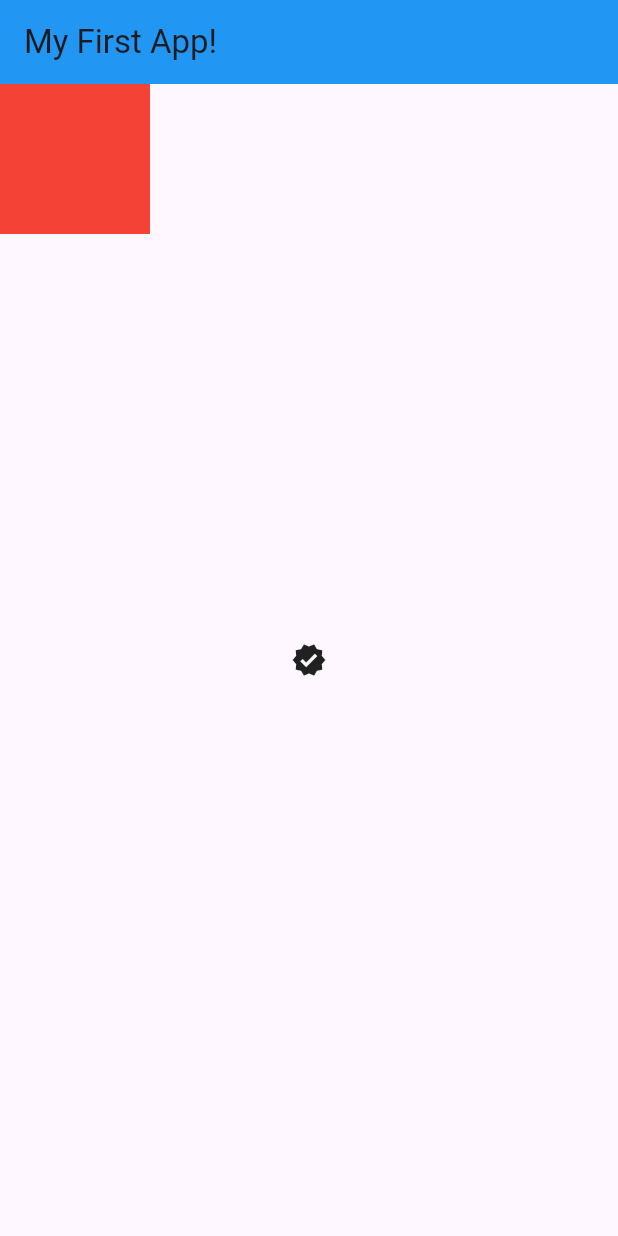
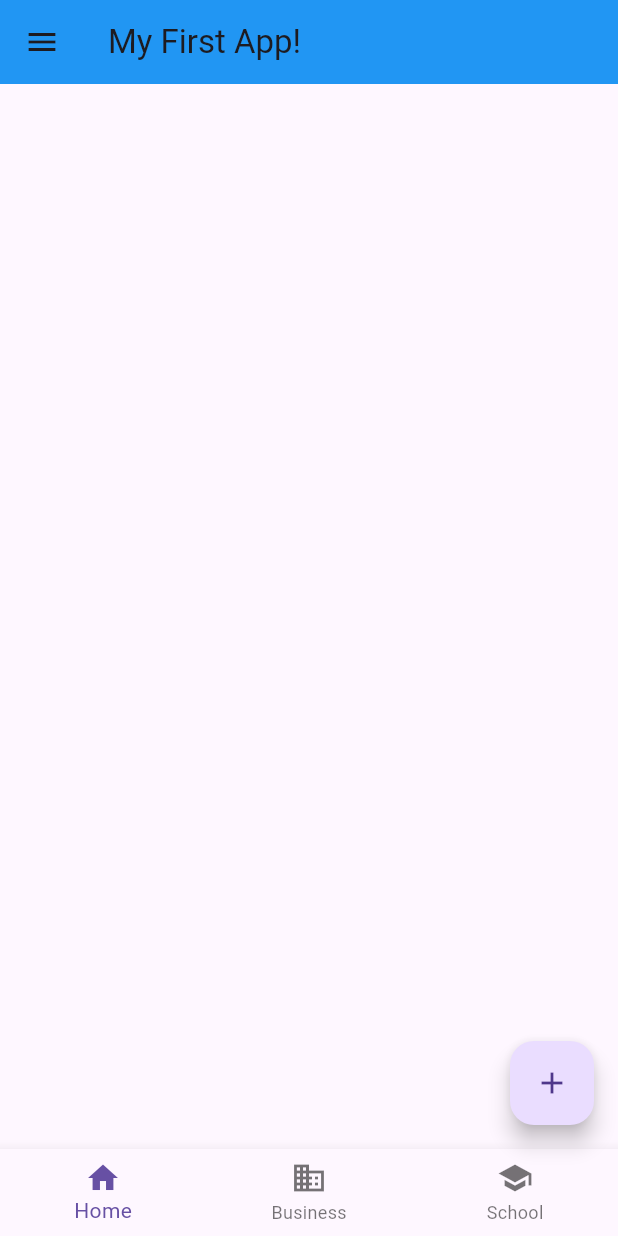
Before and after one commit to Hardvan/Trying-Flutter, a Flutter app: the screen it shows after launch, on a phone screen of 412 x 824 dp. Run offline on Flutter 3.47's test engine with Material 3 defaults, Android fonts, the phone set to English and light mode, and no system bars.

Commit message:
Scaffold Magic

```diff
--- a/lib/main.dart
+++ b/lib/main.dart
@@ -15,19 +15,21 @@ class MyApp extends StatelessWidget {
           backgroundColor: Colors.blue,
           title: const Text('My First App!'),
         ),
-        body: Stack(
-          children: [
-            Container(
-              color: Colors.red,
-              width: 100,
-              height: 100,
-            ),
-            const Align(
-              alignment: Alignment.center,
-              child: Icon(Icons.verified),
-            ),
+        floatingActionButton: FloatingActionButton(
+          child: const Icon(Icons.add),
+          onPressed: () {
+            print('You clicked me!');
+          },
+        ),
+        bottomNavigationBar: BottomNavigationBar(
+          items: const [
+            BottomNavigationBarItem(icon: Icon(Icons.home), label: 'Home'),
+            BottomNavigationBarItem(
+                icon: Icon(Icons.business), label: 'Business'),
+            BottomNavigationBarItem(icon: Icon(Icons.school), label: 'School'),
           ],
         ),
+        drawer: const Drawer(child: Text("Sup!")),
       ),
     );
   }
```
